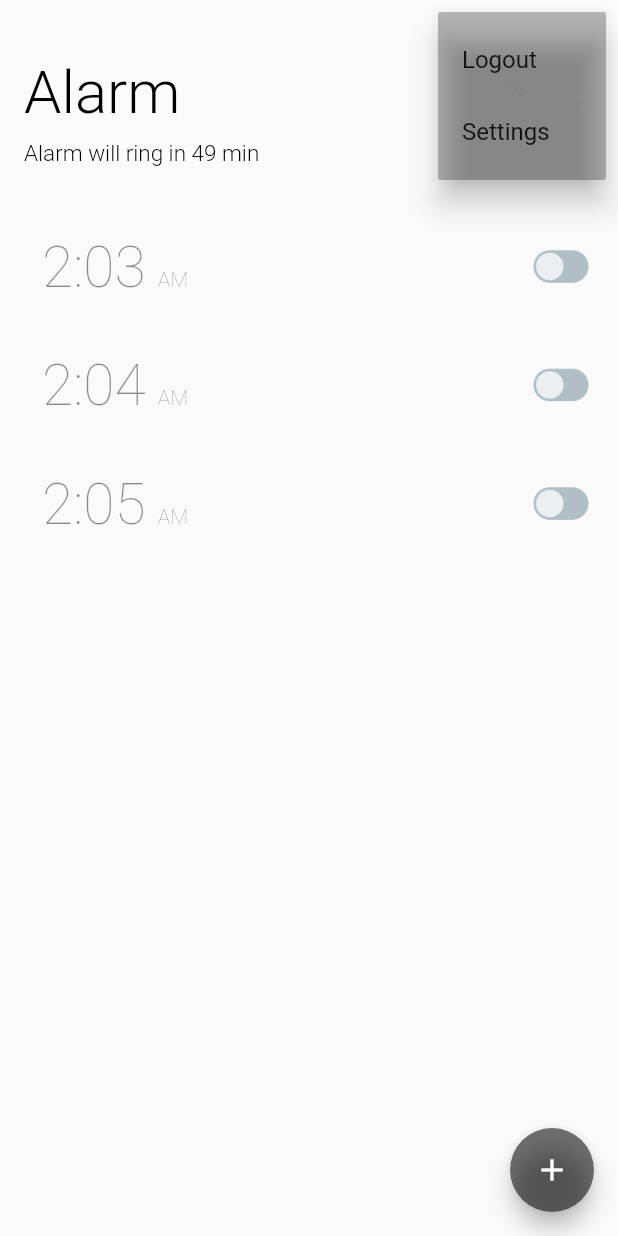
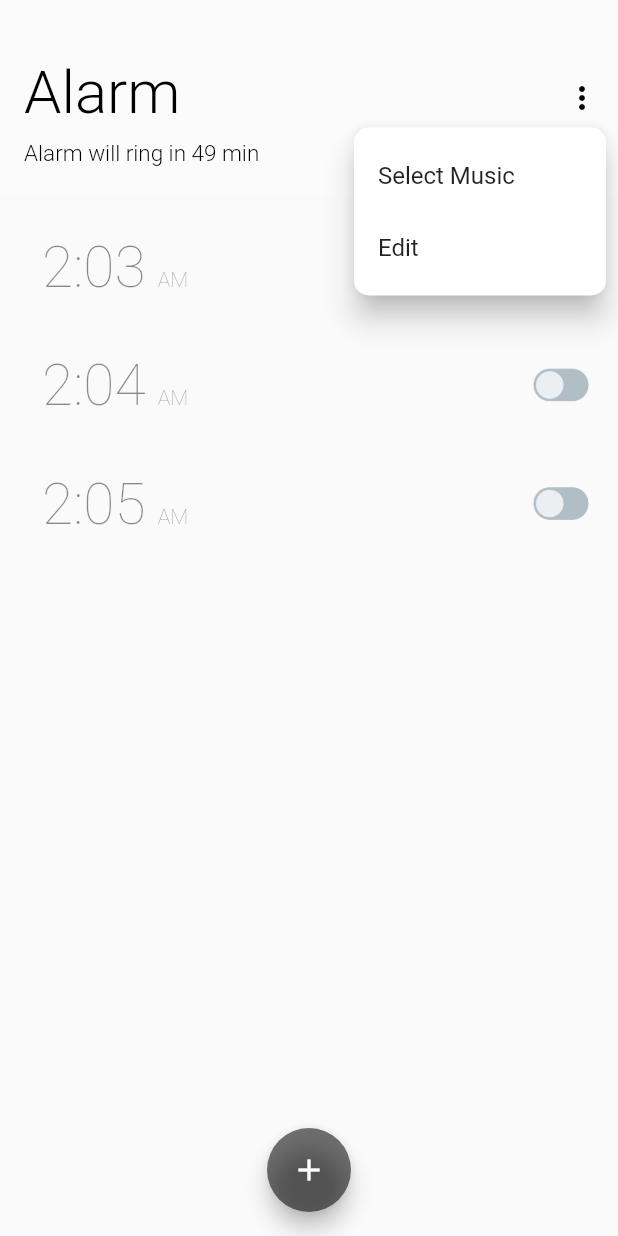
Before and after one commit to shadan1234/clock, a Flutter app: the screen it shows after launch, after a tap on the "more vert" icon, on a phone screen of 412 x 824 dp. Run offline on Flutter 3.47's test engine with Material 2 defaults, Android fonts, the phone set to English and light mode, and no system bars; our stand-ins replace audioplayers, flutter_local_notifications, timezone.

Commit message:
changed pop up menu button added rounded edges and color

```diff
--- a/lib/Home_screen.dart
+++ b/lib/Home_screen.dart
@@ -2,25 +2,36 @@ import 'package:clock_app/alarm_row.dart';
 import 'package:flutter/material.dart';
 import 'set_alarm.dart';
 import 'timing_set.dart';
+
 class Home_Screen extends StatelessWidget {
-
   void handleClick(int item) {
     switch (item) {
       case 0:
-        break;
+        {
+          // TODO try to show a list of music and the user can select from it
+          break;
+        }
       case 1:
-        break;
+        {
+          // TODO try to delete some of the alarm which was previously fetched
+          break;
+        }
     }
   }
 
   @override
   Widget build(BuildContext context) {
     return Scaffold(
-      floatingActionButton: FloatingActionButton(onPressed: () {
-        showModalBottomSheet(context: context, builder: (context)=>SetAlarm());
-      },backgroundColor: Colors.black54,child: Icon(Icons.add),),
+      floatingActionButton: FloatingActionButton(
+        onPressed: () {
+          showModalBottomSheet(
+              context: context, builder: (context) => SetAlarm());
+        },
+        backgroundColor: Colors.black54,
+        child: Icon(Icons.add),
+      ),
+      floatingActionButtonLocation: FloatingActionButtonLocation.centerFloat,
       appBar: AppBar(
-
         backgroundColor: Colors.white10,
         toolbarHeight: 130,
         elevation: 0,
@@ -48,13 +59,28 @@ class Home_Screen extends StatelessWidget {
           ],
         ),
         actions: [
-          PopupMenuButton<int>(
-            color: Colors.black26,
-            onSelected: (item) => handleClick(item),
-            itemBuilder: (context) => [
-              PopupMenuItem<int>(value: 0, child: Text('Logout')),
-              PopupMenuItem<int>(value: 1, child: Text('Settings')),
-            ],
+          Theme(
+            data: Theme.of(context).copyWith(
+
+            popupMenuTheme: PopupMenuThemeData(
+              color: Colors.white,
+              shape: RoundedRectangleBorder(
+                borderRadius: BorderRadius.circular(10),
+              )
+            )
+
+            ),
+            child: PopupMenuButton<int>(
+              offset: Offset(0,85),
+              icon: Icon(Icons.more_vert,
+              color: Colors.black,),
+              onSelected: (item) => handleClick(item),
+
+              itemBuilder: (context) => [
+                PopupMenuItem<int>(value: 0, child: Text('Select Music',)),
+                PopupMenuItem<int>(value: 1, child: Text('Edit')),
+              ],
+            ),
           ),
         ],
       ),
--- a/pubspec.yaml
+++ b/pubspec.yaml
@@ -69,6 +69,7 @@ flutter:
   assets:
     - assets/
 
+
   # An image asset can refer to one or more resolution-specific "variants", see
   # https://flutter.dev/assets-and-images/#resolution-aware
 
```
Also changed, not shown: lib/music_list.dart (added), lib/music_page.dart (added).
